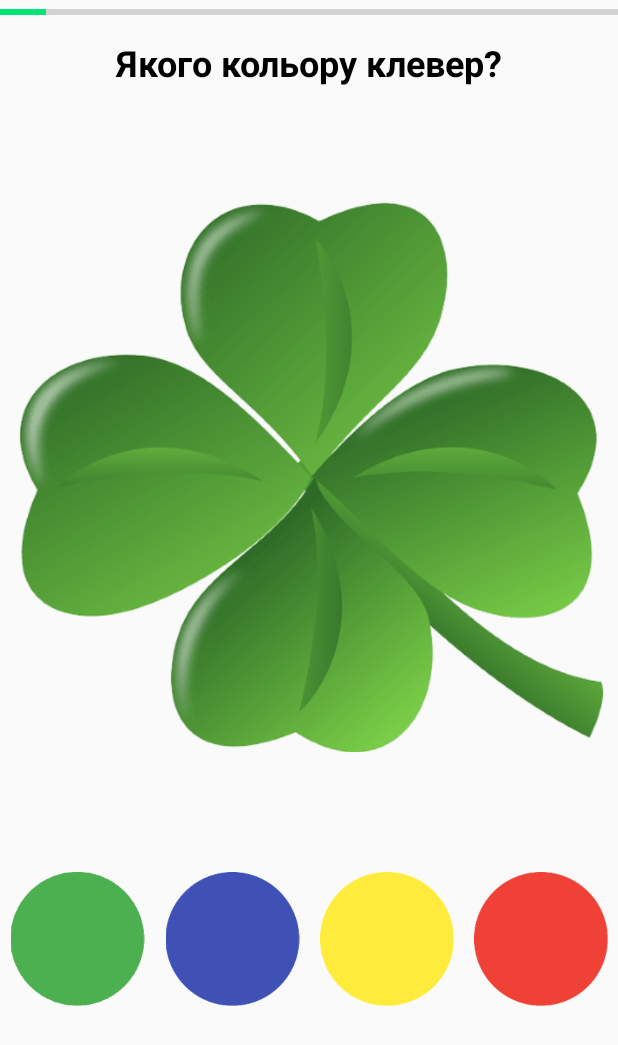
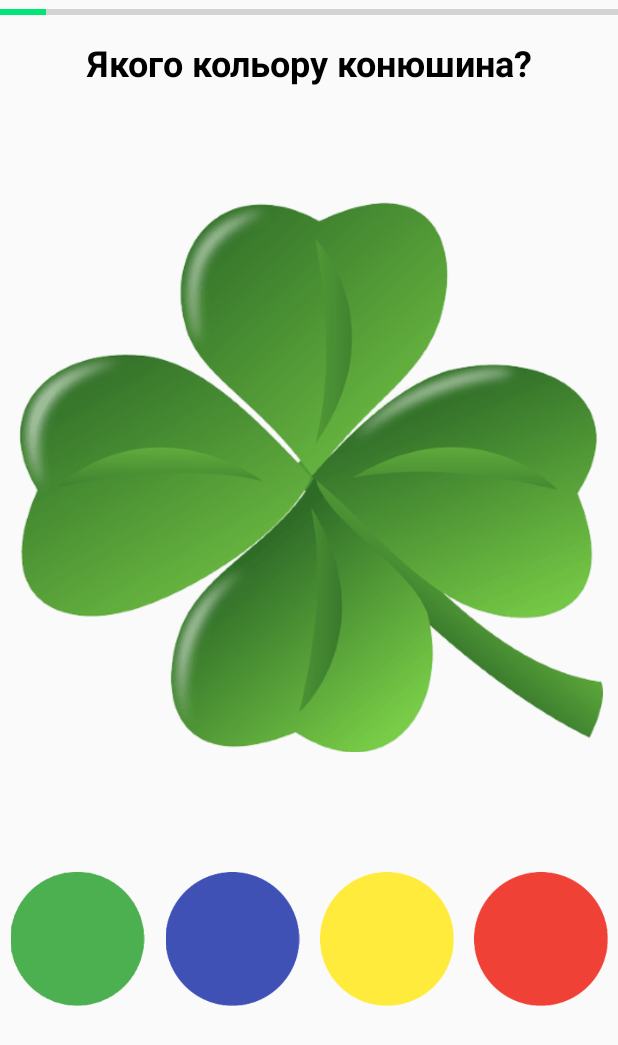
Before and after one commit to gmastrbit/EduGameV3, an Android app: the layout sens1_g1_3.xml on its own in the app's theme, with its tools: preview values and no code run, on a phone screen of 412 x 824 dp. Shown: the top 1045 px of the screen. Run offline under Robolectric (Android 15) with nearby library versions, the phone set to English and light mode, and no system bars.

Commit message:
Гра №1
Клевер > Конюшина

```diff
--- a/app/src/main/res/layout/sens1_g1_3.xml
+++ b/app/src/main/res/layout/sens1_g1_3.xml
@@ -4,6 +4,7 @@
     android:id="@+id/rel"
     android:layout_width="match_parent"
     android:layout_height="match_parent">
+
     <TextView
         android:id="@+id/textView30"
         android:layout_width="match_parent"
@@ -11,7 +12,7 @@
         android:layout_alignParentStart="true"
         android:layout_alignParentTop="true"
         android:paddingTop="25dp"
-        android:text="Якого кольору клевер?"
+        android:text="Якого кольору конюшина?"
         android:textAlignment="center"
         android:textColor="#000"
         android:textSize="24sp"
```
